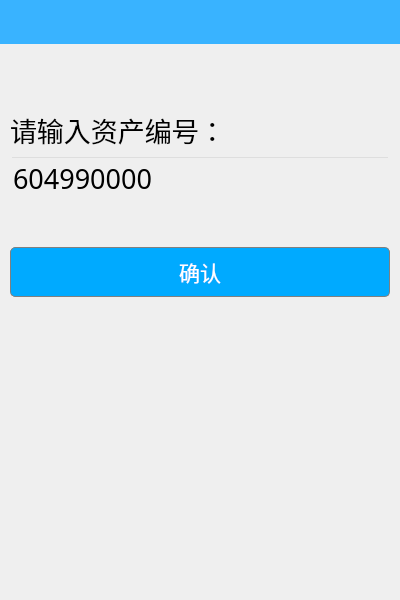
Qt form pages/AssetQuery.ui (wps139hf/app) before a commit.
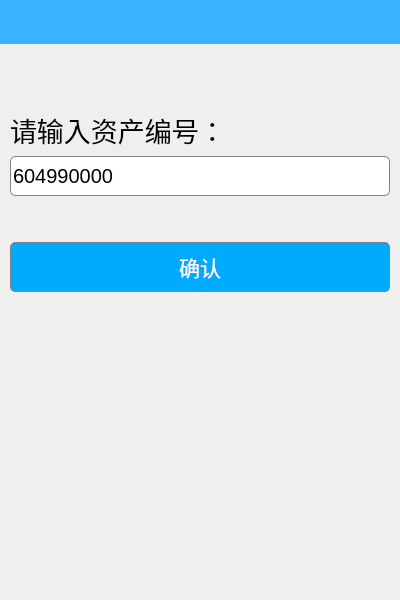
The same form after that commit. Custom widgets are drawn as their Qt base class.

Commit message: 1.update login username input widget; 2.update assert query input widget; 3.update room list style.

```diff
--- a/pages/AssetQuery.ui
+++ b/pages/AssetQuery.ui
@@ -71,14 +71,29 @@
      </item>
      <item>
       <widget class="QLineEdit" name="lineEdit">
+       <property name="minimumSize">
+        <size>
+         <width>0</width>
+         <height>40</height>
+        </size>
+       </property>
        <property name="font">
         <font>
-         <family>微软雅黑</family>
-         <pointsize>20</pointsize>
+         <pointsize>15</pointsize>
         </font>
        </property>
        <property name="styleSheet">
-        <string notr="true">background-color: transparent</string>
+        <string notr="true">QLineEdit {
+    border: 1px solid gray;
+    border-radius: 5px;
+    background: white;
+    selection-background-color: green;
+    font-size: 15pt ;
+}
+ 
+QLineEdit:hover {
+    border: 1px solid blue;
+}</string>
        </property>
        <property name="text">
         <string>604990000</string>
```
The commit also changes 6 other files.
